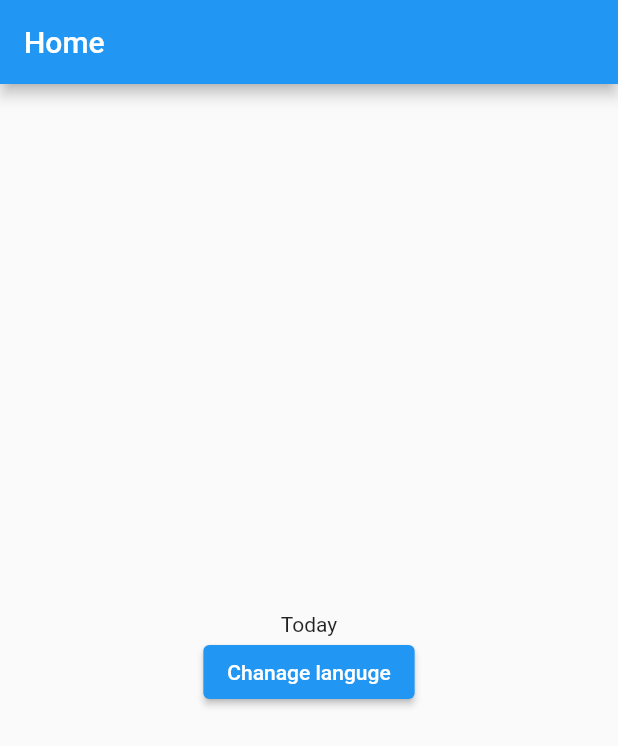
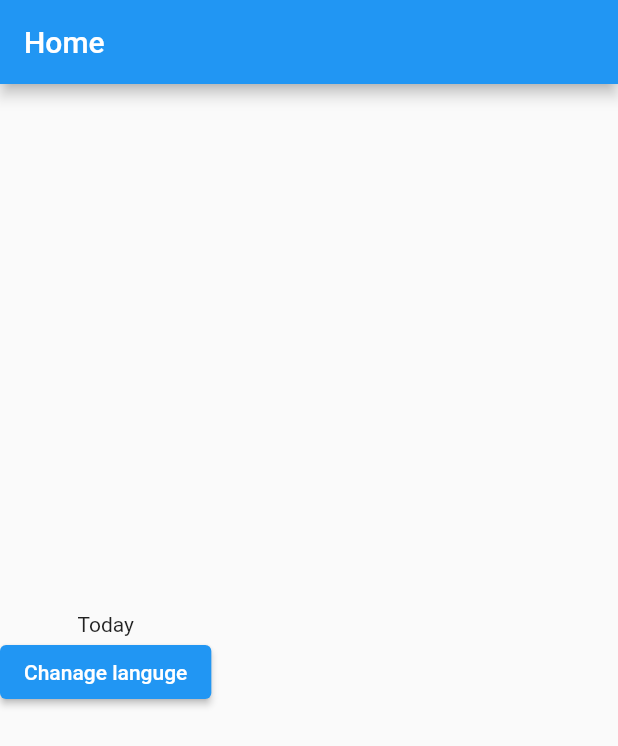
Before and after one commit to aymanpsu/myday, a Flutter app: the screen it shows after launch, on a phone screen of 412 x 824 dp. Shown: the top 746 px of the screen. Run offline on Flutter 3.47's test engine with Material 2 defaults, Android fonts, the phone set to English and light mode, and no system bars.

Commit message:
start working on the first version v0.1

```diff
--- a/lib/main.dart
+++ b/lib/main.dart
@@ -43,6 +43,7 @@ class MyApp extends StatelessWidget {
               Locale('en'), // English, no country code
               Locale('ar'), // Arabic, no country code
             ],
+            // TO DO Import my custom theme
             theme: ThemeData(
               primarySwatch: Colors.blue,
             ),
--- a/lib/screens/home.dart
+++ b/lib/screens/home.dart
@@ -10,13 +10,14 @@ class HomePage extends StatelessWidget {
   Widget build(BuildContext context) {
     final langeState = Provider.of<SwitchLangugae>(context, listen: true);
     return Scaffold(
+      // To Do transparent appBar following the design
       appBar: AppBar(
         title: Text(
           AppLocalizations.of(context)!.translate('home')!,
         ),
       ),
-      body: Center(
-        child: Column(
+      // To Do three sections
+      body: Column(
         mainAxisAlignment: MainAxisAlignment.center,
         children: [
           Text(
@@ -32,7 +33,6 @@ class HomePage extends StatelessWidget {
           ),
         ],
       ),
-      ),
     );
   }
 }
```
Lines whose indentation alone changed are shown as unchanged.
